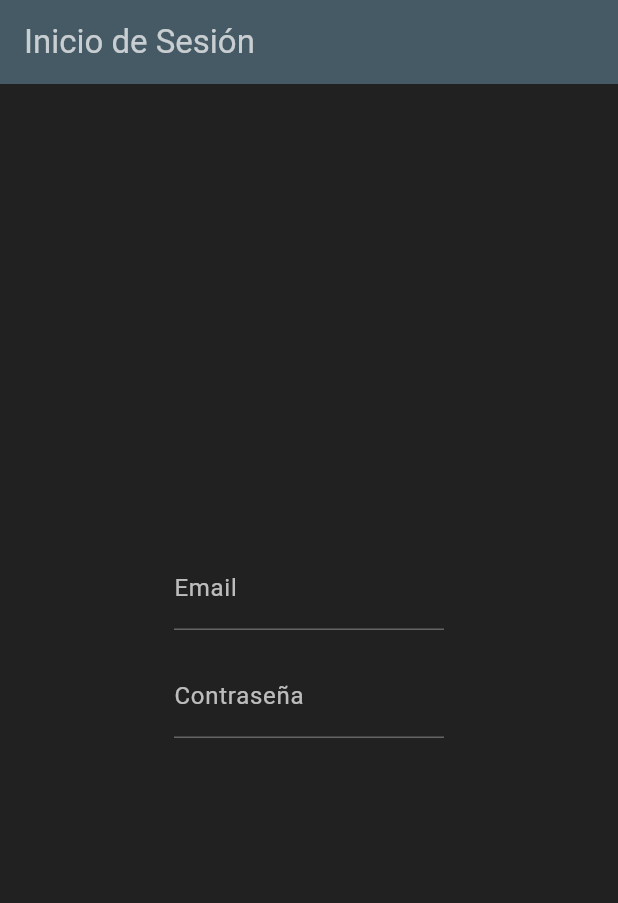
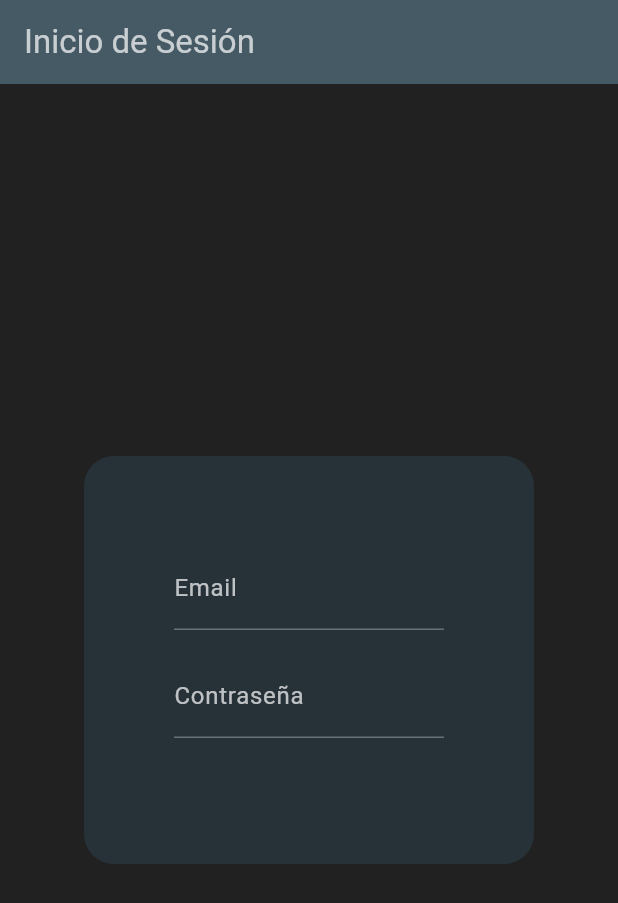
Before and after one commit to arion0501/ExamenFinal_PSP_PMDM, a Flutter app: the screen it shows after launch, on a phone screen of 412 x 824 dp. Shown: the top 903 px of the screen. Run offline on Flutter 3.47's test engine with Material 3 defaults, Android fonts, the phone set to English and light mode, and no system bars.

Commit message:
Commit V5: modificación de la vista login, adición de fondo a los txt.

```diff
--- a/lib/OnBoarding/loginView.dart
+++ b/lib/OnBoarding/loginView.dart
@@ -15,6 +15,11 @@ class loginView extends StatelessWidget{
         child: Container(
           width: 300,
           padding: EdgeInsets.all(60),
+          decoration: BoxDecoration(
+            color: Colors.blueGrey[900],
+            borderRadius: BorderRadius.circular(20),
+          ),
+
             child: Column(
               mainAxisSize: MainAxisSize.min,
               children: <Widget>[
```
